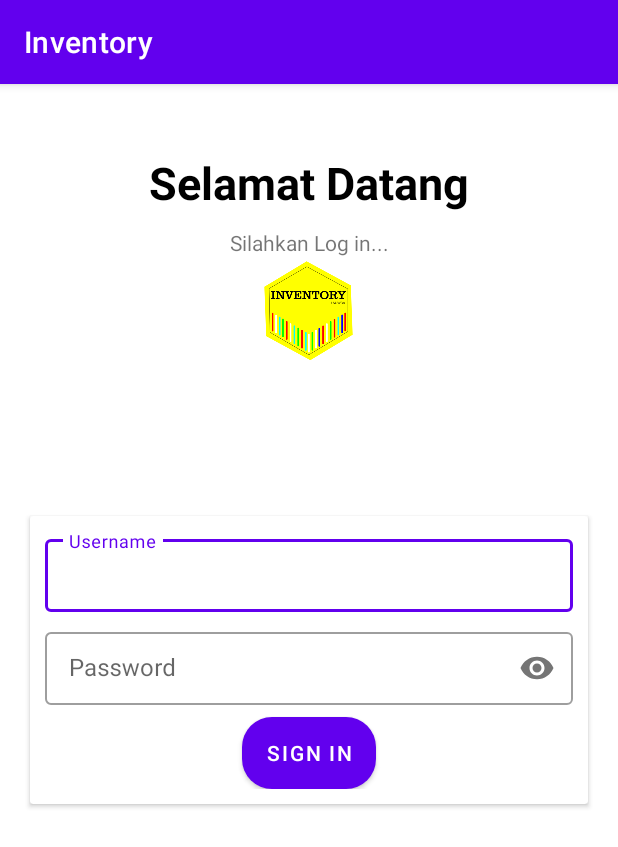
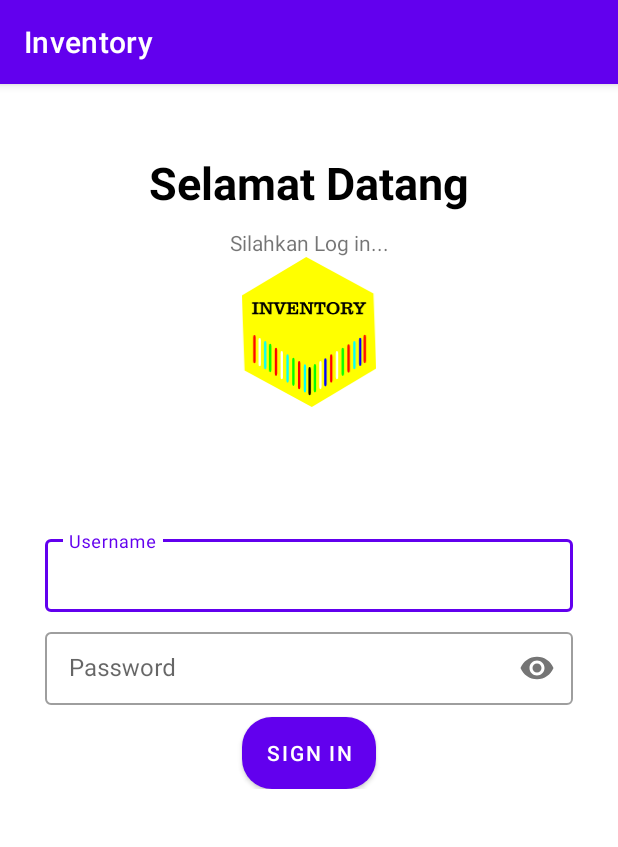
Before and after one commit to Miftakhul1412/Inventory, an Android app: the MainActivity screen opened directly, with no data from a screen before it, on a phone screen of 412 x 824 dp. Shown: the top 847 px of the screen. Run offline under Robolectric (Android 15) with nearby library versions, the phone set to English and light mode, and no system bars.

Commit message:
perubahan cartview - relative

```diff
--- a/app/src/main/res/layout/activity_main.xml
+++ b/app/src/main/res/layout/activity_main.xml
@@ -8,16 +8,16 @@
     tools:context=".MainActivity">
 
     <TextView
-        android:layout_marginTop="35dp"
+        android:id="@+id/welcome"
         android:layout_width="match_parent"
         android:layout_height="wrap_content"
+        android:layout_marginTop="35dp"
+        android:gravity="center"
+        android:padding="10dp"
         android:text="Selamat Datang"
-        android:textStyle="bold"
+        android:textColor="@android:color/black"
         android:textSize="30sp"
-        android:textColor="@android:color/black"
-        android:gravity="center"
-        android:id="@+id/welcome"
-        android:padding="10dp"/>
+        android:textStyle="bold" />
 
     <TextView
         android:layout_width="match_parent"
@@ -29,11 +29,13 @@
 
     <ImageView
         android:layout_width="match_parent"
-        android:layout_height="wrap_content"
+        android:layout_height="100dp"
         android:layout_below="@id/sila"
-        android:src="@mipmap/ic_logo_splash"></ImageView>
+        android:src="@drawable/ic_logo_inventory">
 
-    <androidx.cardview.widget.CardView
+    </ImageView>
+
+    <RelativeLayout
         android:layout_centerInParent="true"
         android:layout_margin="20dp"
         android:layout_width="match_parent"
@@ -82,6 +84,6 @@
                 android:text="Sign In" />
         </LinearLayout>
 
-    </androidx.cardview.widget.CardView>
+    </RelativeLayout>
 
 </RelativeLayout>
```
